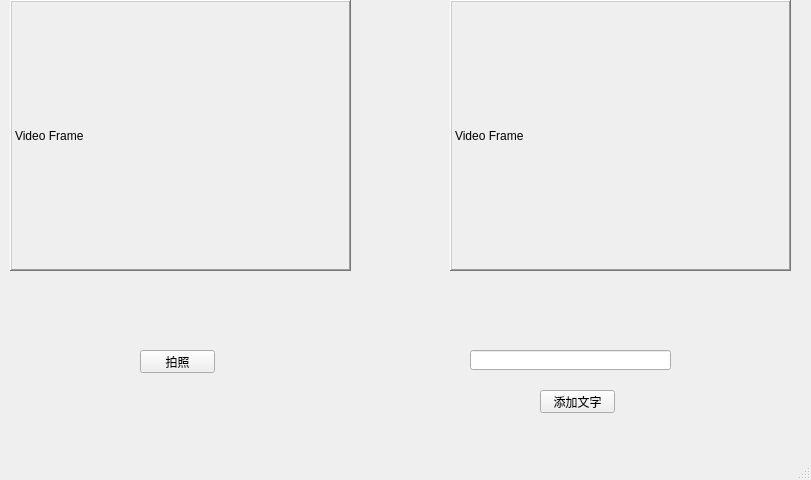
Qt form MainWindow.ui (veraposeidon/Insect_Identification) before a commit.
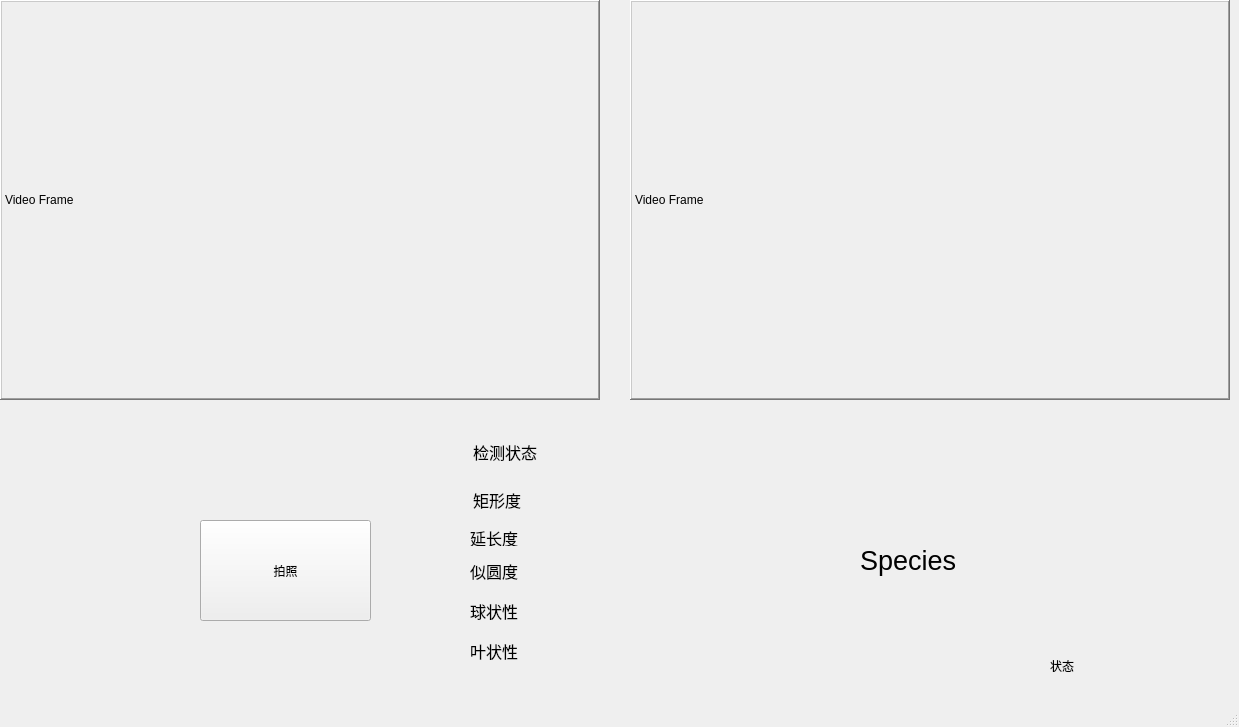
The same form after that commit.

```diff
--- a/MainWindow.ui
+++ b/MainWindow.ui
@@ -6,8 +6,8 @@
    <rect>
     <x>0</x>
     <y>0</y>
-    <width>811</width>
-    <height>480</height>
+    <width>1239</width>
+    <height>727</height>
    </rect>
   </property>
   <property name="windowTitle">
@@ -17,10 +17,10 @@
    <widget class="QLabel" name="videoFrame">
     <property name="geometry">
      <rect>
-      <x>10</x>
+      <x>0</x>
       <y>0</y>
-      <width>341</width>
-      <height>271</height>
+      <width>600</width>
+      <height>400</height>
      </rect>
     </property>
     <property name="frameShape">
@@ -39,10 +39,10 @@
    <widget class="QLabel" name="videoFrame_2">
     <property name="geometry">
      <rect>
-      <x>450</x>
+      <x>630</x>
       <y>0</y>
-      <width>341</width>
-      <height>271</height>
+      <width>600</width>
+      <height>400</height>
      </rect>
     </property>
     <property name="frameShape">
@@ -61,40 +61,275 @@
    <widget class="QPushButton" name="btnCapture">
     <property name="geometry">
      <rect>
-      <x>140</x>
-      <y>350</y>
-      <width>75</width>
-      <height>23</height>
+      <x>200</x>
+      <y>520</y>
+      <width>171</width>
+      <height>101</height>
      </rect>
     </property>
     <property name="text">
      <string>拍照</string>
     </property>
    </widget>
-   <widget class="QLineEdit" name="TextFieldAddText">
+   <widget class="QLabel" name="label">
     <property name="geometry">
      <rect>
-      <x>470</x>
-      <y>350</y>
-      <width>201</width>
+      <x>860</x>
+      <y>530</y>
+      <width>161</width>
+      <height>61</height>
+     </rect>
+    </property>
+    <property name="font">
+     <font>
+      <pointsize>20</pointsize>
+     </font>
+    </property>
+    <property name="layoutDirection">
+     <enum>Qt::LeftToRight</enum>
+    </property>
+    <property name="text">
+     <string>Species</string>
+    </property>
+   </widget>
+   <widget class="QLabel" name="label_status">
+    <property name="geometry">
+     <rect>
+      <x>1120</x>
+      <y>650</y>
+      <width>111</width>
+      <height>31</height>
+     </rect>
+    </property>
+    <property name="text">
+     <string/>
+    </property>
+   </widget>
+   <widget class="QLabel" name="label_2">
+    <property name="geometry">
+     <rect>
+      <x>1050</x>
+      <y>660</y>
+      <width>54</width>
+      <height>12</height>
+     </rect>
+    </property>
+    <property name="text">
+     <string>状态</string>
+    </property>
+   </widget>
+   <widget class="QLabel" name="label_3">
+    <property name="geometry">
+     <rect>
+      <x>473</x>
+      <y>442</y>
+      <width>81</width>
       <height>20</height>
      </rect>
     </property>
+    <property name="font">
+     <font>
+      <pointsize>12</pointsize>
+     </font>
+    </property>
+    <property name="text">
+     <string>检测状态</string>
+    </property>
    </widget>
-   <widget class="QPushButton" name="btnAddText">
+   <widget class="QLabel" name="label_success">
     <property name="geometry">
      <rect>
-      <x>540</x>
-      <y>390</y>
-      <width>75</width>
-      <height>23</height>
+      <x>580</x>
+      <y>440</y>
+      <width>91</width>
+      <height>31</height>
      </rect>
     </property>
     <property name="whatsThis">
      <string extracomment="Will add later On"/>
     </property>
     <property name="text">
-     <string>添加文字</string>
+     <string/>
+    </property>
+   </widget>
+   <widget class="QLabel" name="label_4">
+    <property name="geometry">
+     <rect>
+      <x>473</x>
+      <y>490</y>
+      <width>81</width>
+      <height>20</height>
+     </rect>
+    </property>
+    <property name="font">
+     <font>
+      <pointsize>12</pointsize>
+     </font>
+    </property>
+    <property name="text">
+     <string>矩形度</string>
+    </property>
+   </widget>
+   <widget class="QLabel" name="label_rect">
+    <property name="geometry">
+     <rect>
+      <x>570</x>
+      <y>480</y>
+      <width>91</width>
+      <height>31</height>
+     </rect>
+    </property>
+    <property name="font">
+     <font>
+      <pointsize>12</pointsize>
+     </font>
+    </property>
+    <property name="text">
+     <string/>
+    </property>
+   </widget>
+   <widget class="QLabel" name="label_5">
+    <property name="geometry">
+     <rect>
+      <x>470</x>
+      <y>530</y>
+      <width>61</width>
+      <height>16</height>
+     </rect>
+    </property>
+    <property name="font">
+     <font>
+      <pointsize>12</pointsize>
+     </font>
+    </property>
+    <property name="text">
+     <string>延长度</string>
+    </property>
+   </widget>
+   <widget class="QLabel" name="label_extend">
+    <property name="geometry">
+     <rect>
+      <x>580</x>
+      <y>520</y>
+      <width>91</width>
+      <height>31</height>
+     </rect>
+    </property>
+    <property name="font">
+     <font>
+      <pointsize>12</pointsize>
+     </font>
+    </property>
+    <property name="text">
+     <string/>
+    </property>
+   </widget>
+   <widget class="QLabel" name="label_6">
+    <property name="geometry">
+     <rect>
+      <x>470</x>
+      <y>560</y>
+      <width>61</width>
+      <height>21</height>
+     </rect>
+    </property>
+    <property name="font">
+     <font>
+      <pointsize>12</pointsize>
+     </font>
+    </property>
+    <property name="text">
+     <string>似圆度</string>
+    </property>
+   </widget>
+   <widget class="QLabel" name="label_circle">
+    <property name="geometry">
+     <rect>
+      <x>580</x>
+      <y>560</y>
+      <width>91</width>
+      <height>31</height>
+     </rect>
+    </property>
+    <property name="font">
+     <font>
+      <pointsize>12</pointsize>
+     </font>
+    </property>
+    <property name="text">
+     <string/>
+    </property>
+   </widget>
+   <widget class="QLabel" name="label_7">
+    <property name="geometry">
+     <rect>
+      <x>470</x>
+      <y>600</y>
+      <width>71</width>
+      <height>21</height>
+     </rect>
+    </property>
+    <property name="font">
+     <font>
+      <pointsize>12</pointsize>
+     </font>
+    </property>
+    <property name="text">
+     <string>球状性</string>
+    </property>
+   </widget>
+   <widget class="QLabel" name="label_spherical">
+    <property name="geometry">
+     <rect>
+      <x>580</x>
+      <y>595</y>
+      <width>81</width>
+      <height>31</height>
+     </rect>
+    </property>
+    <property name="font">
+     <font>
+      <pointsize>12</pointsize>
+     </font>
+    </property>
+    <property name="text">
+     <string/>
+    </property>
+   </widget>
+   <widget class="QLabel" name="label_8">
+    <property name="geometry">
+     <rect>
+      <x>470</x>
+      <y>640</y>
+      <width>71</width>
+      <height>21</height>
+     </rect>
+    </property>
+    <property name="font">
+     <font>
+      <pointsize>12</pointsize>
+     </font>
+    </property>
+    <property name="text">
+     <string>叶状性</string>
+    </property>
+   </widget>
+   <widget class="QLabel" name="label_leaf">
+    <property name="geometry">
+     <rect>
+      <x>570</x>
+      <y>640</y>
+      <width>91</width>
+      <height>31</height>
+     </rect>
+    </property>
+    <property name="font">
+     <font>
+      <pointsize>12</pointsize>
+     </font>
+    </property>
+    <property name="text">
+     <string/>
     </property>
    </widget>
   </widget>
```
Left out of the diff: 8 changed lines with no effect on the pictures.
